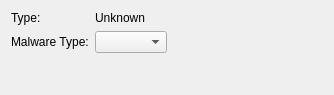
This is ui/MalwareInspector.ui in dmzgroup/css as Qt 5 draws it before an edit. The edited form follows.
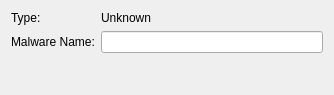
This is the edited form.

```diff
--- a/ui/MalwareInspector.ui
+++ b/ui/MalwareInspector.ui
@@ -14,9 +14,6 @@
    <string>Malware Inspector</string>
   </property>
   <layout class="QFormLayout" name="formLayout">
-   <property name="fieldGrowthPolicy">
-    <enum>QFormLayout::FieldsStayAtSizeHint</enum>
-   </property>
    <item row="0" column="0">
     <widget class="QLabel" name="label_3">
      <property name="text">
@@ -34,12 +31,12 @@
    <item row="1" column="0">
     <widget class="QLabel" name="label_2">
      <property name="text">
-      <string>Malware Type:</string>
+      <string>Malware Name:</string>
      </property>
     </widget>
    </item>
    <item row="1" column="1">
-    <widget class="QComboBox" name="malwareBox"/>
+    <widget class="QLineEdit" name="nameEdit"/>
    </item>
   </layout>
  </widget>
```
